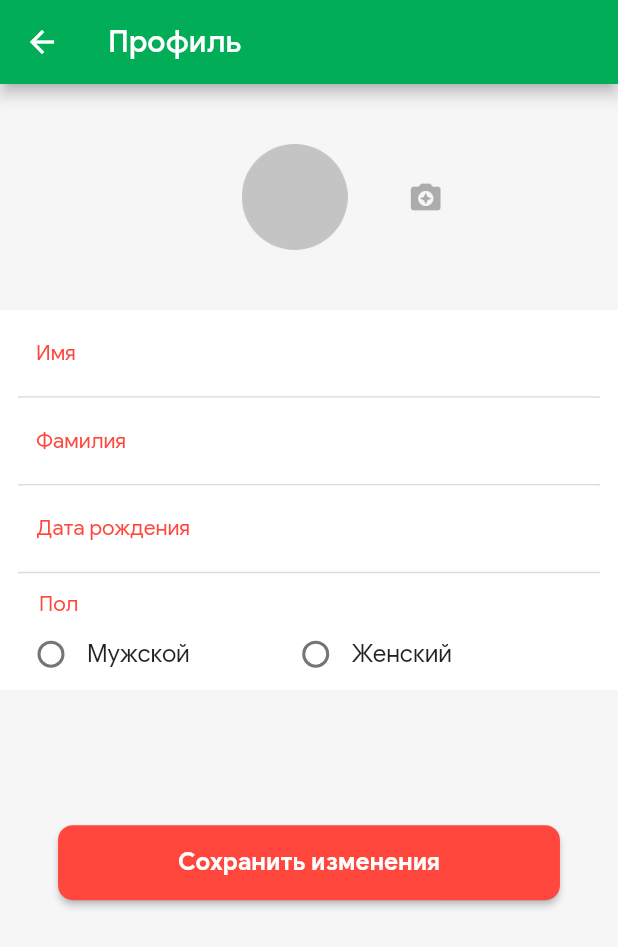
After one commit to ShymkivD/flutter_offers, a Flutter app: the EditProfilePage screen opened by its route, on a phone screen of 412 x 824 dp. The commit adds this screen. Shown: the top 947 px of the screen. Run offline on Flutter 3.47's test engine with Material 2 defaults, Android fonts, the light colour scheme and no system bars; our stand-ins replace cloud_firestore, expandable, firebase_auth, flutter_rating_bar, flutter_slidable; accounts and stored records are empty.

Commit message:
edit user page

```diff
--- a/lib/custom_routes.dart
+++ b/lib/custom_routes.dart
@@ -1,10 +1,12 @@
 import 'package:flutter/material.dart';
 import 'package:flutter_offers/ui/page/company_page.dart';
+import 'package:flutter_offers/ui/page/edit_profile_page.dart';
 import 'package:flutter_offers/ui/page/home_page.dart';
 
 class CustomRoutes {
   static const HOME_PAGE = '/';
   static const PROFILE = '/profile';
+  static const EDIT_PROFILE = '/edit_profile';
   static const COMPANY_PAGE = '/company';
 
   static Route<dynamic> generateRoute(RouteSettings settings) {
@@ -17,45 +19,16 @@ class CustomRoutes {
       case PROFILE:
         screen = Container();
         break;
+      case EDIT_PROFILE:
+        screen = EditProfilePage();
+        break;
       case COMPANY_PAGE:
         screen = CompanyPage(args);
         break;
     }
 //    return MaterialPageRoute(builder: (_) => screen);
     return CustomMaterialRouter(builder: (_) => screen);
-//    return ScaleRoute(page: screen);
   }
-}
-
-class ScaleRoute extends PageRouteBuilder {
-  final Widget page;
-  ScaleRoute({this.page})
-      : super(
-          pageBuilder: (
-            BuildContext context,
-            Animation<double> animation,
-            Animation<double> secondaryAnimation,
-          ) =>
-              page,
-          transitionsBuilder: (
-            BuildContext context,
-            Animation<double> animation,
-            Animation<double> secondaryAnimation,
-            Widget child,
-          ) =>
-              ScaleTransition(
-            scale: Tween<double>(
-              begin: 0.0,
-              end: 1.0,
-            ).animate(
-              CurvedAnimation(
-                parent: animation,
-                curve: Curves.fastOutSlowIn,
-              ),
-            ),
-            child: child,
-          ),
-        );
 }
 
 class CustomMaterialRouter extends MaterialPageRoute {
--- /dev/null
+++ b/lib/ui/page/edit_profile_page.dart
@@ -0,0 +1,210 @@
+import 'package:flutter/material.dart';
+import 'package:flutter_offers/ui/widget/red_material_button.dart';
+
+class EditProfilePage extends StatefulWidget {
+  EditProfilePage({Key key}) : super(key: key);
+
+  @override
+  _EditProfilePageState createState() => _EditProfilePageState();
+}
+
+class _EditProfilePageState extends State<EditProfilePage> {
+  final _formKey = GlobalKey<FormState>();
+  @override
+  Widget build(BuildContext context) {
+    return Scaffold(
+      backgroundColor: Color(0xFFF6F6F6),
+      appBar: AppBar(
+        title: Text('Профиль'),
+      ),
+      body: SingleChildScrollView(
+        physics: NeverScrollableScrollPhysics(),
+        child: Center(
+          child: Form(
+            key: _formKey,
+            child: Column(
+              children: <Widget>[
+                Padding(
+                  padding: const EdgeInsets.symmetric(vertical: 40.0),
+                  child: Row(
+                    mainAxisAlignment: MainAxisAlignment.center,
+                    children: <Widget>[
+                      Padding(
+                        padding: const EdgeInsets.only(left: 45.0),
+                        child: Image.asset(
+                          'assets/images/avatar.png',
+                          scale: 1.7,
+                        ),
+                      ),
+                      Padding(
+                        padding: const EdgeInsets.only(left: 40.0),
+                        child: Icon(
+                          Icons.camera_enhance,
+                          color: Colors.black.withOpacity(0.30),
+                        ),
+                      )
+                    ],
+                  ),
+                ),
+                Container(
+                  color: Colors.white,
+                  child: Column(
+                    children: <Widget>[
+                      Padding(
+                        padding: const EdgeInsets.symmetric(horizontal: 12.0),
+                        child: TextFormField(
+                          decoration: InputDecoration(
+                            fillColor: Color(0xFFFFFFFF),
+                            filled: true,
+                            labelText: 'Имя',
+                            labelStyle: TextStyle(
+                                color: Color(0xFFFF473D), fontSize: 14),
+                            contentPadding: EdgeInsets.all(12.0),
+                            disabledBorder: UnderlineInputBorder(
+                              borderSide: BorderSide(
+                                color: Color(0xFFFFFFFF),
+                                width: 2.0,
+                              ),
+                            ),
+                            enabledBorder: UnderlineInputBorder(
+                              borderSide: BorderSide(
+                                color: Colors.black.withOpacity(0.14),
+                                width: 1.0,
+                                style: BorderStyle.solid,
+                              ),
+                            ),
+                            focusedBorder: UnderlineInputBorder(
+                              borderSide: BorderSide(
+                                  color: Colors.black.withOpacity(0.14),
+                                  width: 1.0),
+                            ),
+                          ),
+                        ),
+                      ),
+                      Padding(
+                        padding: const EdgeInsets.symmetric(horizontal: 12.0),
+                        child: TextFormField(
+                          decoration: InputDecoration(
+                            fillColor: Color(0xFFFFFFFF),
+                            filled: true,
+                            labelText: 'Фамилия',
+                            labelStyle: TextStyle(
+                                color: Color(0xFFFF473D), fontSize: 14),
+                            contentPadding: EdgeInsets.all(12.0),
+                            disabledBorder: UnderlineInputBorder(
+                              borderSide: BorderSide(
+                                color: Color(0xFFFFFFFF),
+                                width: 2.0,
+                              ),
+                            ),
+                            enabledBorder: UnderlineInputBorder(
+                              borderSide: BorderSide(
+                                color: Colors.black.withOpacity(0.14),
+                                width: 1.0,
+                                style: BorderStyle.solid,
+                              ),
+                            ),
+                            focusedBorder: UnderlineInputBorder(
+                              borderSide: BorderSide(
+                                  color: Colors.black.withOpacity(0.14),
+                                  width: 1.0),
+                            ),
+                          ),
+                        ),
+                      ),
+                      Padding(
+                        padding: const EdgeInsets.symmetric(horizontal: 12.0),
+                        child: TextFormField(
+                          decoration: InputDecoration(
+                            fillColor: Color(0xFFFFFFFF),
+                            filled: true,
+                            labelText: 'Дата рождения',
+                            labelStyle: TextStyle(
+                                color: Color(0xFFFF473D), fontSize: 14),
+                            contentPadding: EdgeInsets.all(12.0),
+                            disabledBorder: UnderlineInputBorder(
+                              borderSide: BorderSide(
+                                color: Color(0xFFFFFFFF),
+                                width: 2.0,
+                              ),
+                            ),
+                            enabledBorder: UnderlineInputBorder(
+                              borderSide: BorderSide(
+                                color: Colors.black.withOpacity(0.14),
+                                width: 1.0,
+                                style: BorderStyle.solid,
+                              ),
+                            ),
+                            focusedBorder: UnderlineInputBorder(
+                              borderSide: BorderSide(
+                                  color: Colors.black.withOpacity(0.14),
+                                  width: 1.0),
+                            ),
+                          ),
+                        ),
+                      ),
+                      Padding(
+                        padding:
+                            const EdgeInsets.fromLTRB(26.0, 12.0, 0.0, 0.0),
+                        child: Align(
+                          alignment: Alignment.topLeft,
+                          child: Text('Пол',
+                              style: TextStyle(
+                                  color: Color(0xFFFF473D), fontSize: 14)),
+                        ),
+                      ),
+                      Padding(
+                        padding: const EdgeInsets.only(left: 10.0),
+                        child: Row(
+                          mainAxisAlignment: MainAxisAlignment.start,
+                          children: <Widget>[
+                            Row(
+                              children: <Widget>[
+                                Radio(
+                                  value: 'Мужской',
+                                  groupValue: 5,
+                                  onChanged: (a) {},
+                                ),
+                                Text(
+                                  'Мужской',
+                                  style: TextStyle(fontSize: 16),
+                                ),
+                              ],
+                            ),
+                            Padding(
+                              padding: const EdgeInsets.only(left: 60.0),
+                              child: Row(
+                                children: <Widget>[
+                                  Radio(
+                                    value: 'Женский',
+                                    groupValue: 6,
+                                    onChanged: (a) {},
+                                  ),
+                                  Text('Женский',
+                                      style: TextStyle(fontSize: 16)),
+                                ],
+                              ),
+                            ),
+                          ],
+                        ),
+                      ),
+                    ],
+                  ),
+                ),
+                Padding(
+                  padding: const EdgeInsets.only(top: 90.0, bottom: 16.0),
+                  child: RedMaterialButton(
+                    padding: const EdgeInsets.symmetric(
+                        horizontal: 80.0, vertical: 15.0),
+                    title: 'Сохранить изменения',
+                    onPressed: () {},
+                  ),
+                )
+              ],
+            ),
+          ),
+        ),
+      ),
+    );
+  }
+}
--- a/lib/ui/widget/company/company_active_user_review.dart
+++ b/lib/ui/widget/company/company_active_user_review.dart
@@ -39,7 +39,8 @@ class _CompanyActiveUserReviewState extends State<CompanyActiveUserReview> {
                 onTap: () {
                   setState(() {
                     actions = <Widget>[
-                      SlideAction(color: Color(0xFFFF473D), child: SizedBox())
+                      IconSlideAction(
+                          color: Color(0xFFFF473D), icon: Icons.delete)
                     ];
                   });
                   _slidableKey.currentState.dismiss();
--- a/lib/ui/widget/company/company_details_tab.dart
+++ b/lib/ui/widget/company/company_details_tab.dart
@@ -3,10 +3,9 @@ import 'package:flutter/material.dart';
 import 'package:flutter_offers/models/company.dart';
 import 'package:flutter_offers/ui/widget/company/about_company.dart';
 import 'package:flutter_offers/ui/widget/company/company_header.dart';
+import 'package:flutter_offers/ui/widget/company/company_review_form.dart';
 import 'package:flutter_offers/ui/widget/company/company_reviews.dart';
 import 'package:flutter_offers/ui/widget/company/work_schedule.dart';
-import 'package:flutter_offers/ui/widget/red_material_button.dart';
-import 'package:flutter_rating_bar/flutter_rating_bar.dart';
 
 class CompanyDetailsTab extends StatefulWidget {
   final Company company;
@@ -37,6 +36,7 @@ class _CompanyDetailsTabState extends State<CompanyDetailsTab> {
               WorkSchedule(widget.company.workingDays),
               Divider(),
               CompanyReviews(),
+              CompanyReviewForm(),
             ]),
       ),
     );
--- a/lib/ui/widget/company/company_reviews.dart
+++ b/lib/ui/widget/company/company_reviews.dart
@@ -1,6 +1,5 @@
 import 'package:flutter/material.dart';
 import 'package:flutter_offers/ui/widget/company/company_active_user_review.dart';
-import 'package:flutter_offers/ui/widget/company/company_review_form.dart';
 import 'package:flutter_offers/ui/widget/company/company_user_review.dart';
 
 class CompanyReviews extends StatefulWidget {
@@ -58,7 +57,6 @@ class _CompanyReviewsState extends State<CompanyReviews> {
             ),
           ],
         ),
-        CompanyReviewForm(),
       ],
     );
   }
--- a/lib/ui/widget/company/work_schedule.dart
+++ b/lib/ui/widget/company/work_schedule.dart
@@ -25,7 +25,8 @@ class _WorkScheduleState extends State<WorkSchedule> {
 
       int closeHour = int.parse(date.closingTime.split(':')[0]);
       int closeMinute = int.parse(date.closingTime.split(':')[1]);
-      if (now.hour > openHour && now.hour < (closeHour == 0 ? 24 : closeHour)) {
+      if (now.hour >= openHour &&
+          now.hour < (closeHour == 0 ? 24 : closeHour)) {
         return true;
       } else if (openHour == now.hour) {
         if (now.minute >= openMinute && now.minute <= closeMinute) {
--- a/lib/ui/widget/main_drawer.dart
+++ b/lib/ui/widget/main_drawer.dart
@@ -1,4 +1,5 @@
 import 'package:flutter/material.dart';
+import 'package:flutter_offers/custom_routes.dart';
 import 'package:flutter_offers/services/auth.dart';
 import 'package:flutter_offers/ui/widget/red_material_button.dart';
 
@@ -52,6 +53,10 @@ class MainDrawer extends StatelessWidget {
                         style: TextStyle(
                             color: Colors.white70, fontWeight: FontWeight.w600),
                       ),
+                      onTap: () {
+                        Navigator.pop(context);
+                        Navigator.pushNamed(context, CustomRoutes.EDIT_PROFILE);
+                      },
                     ),
                     ListTile(
                       leading: Icon(
--- a/pubspec.yaml
+++ b/pubspec.yaml
@@ -13,6 +13,7 @@ dependencies:
   flutter_rating_bar: ^1.1.0
   expandable: ^4.1.2
   flutter_slidable: ^0.5.4
+  image_picker: ^0.6.4
   #firebase
   firebase_auth: ^0.15.5+3
   cloud_firestore: ^0.13.4+2
```
Also changed, not shown: pubspec.lock, 1 other file.
